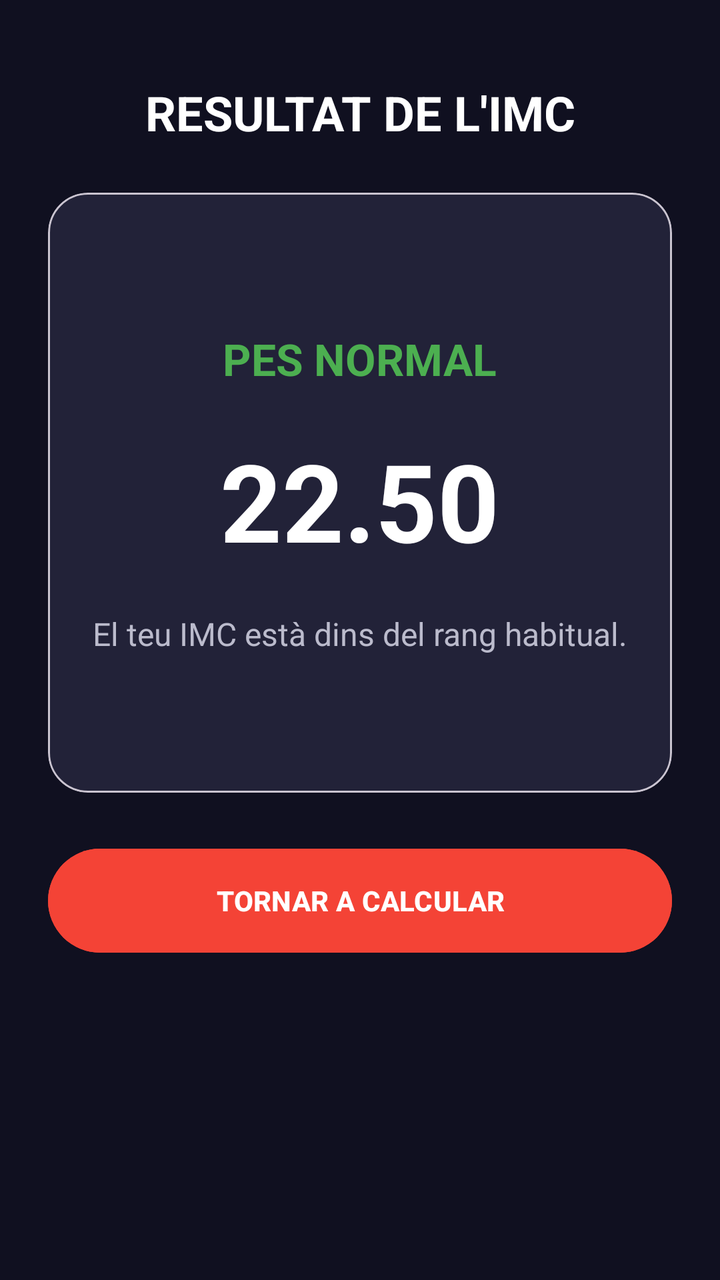
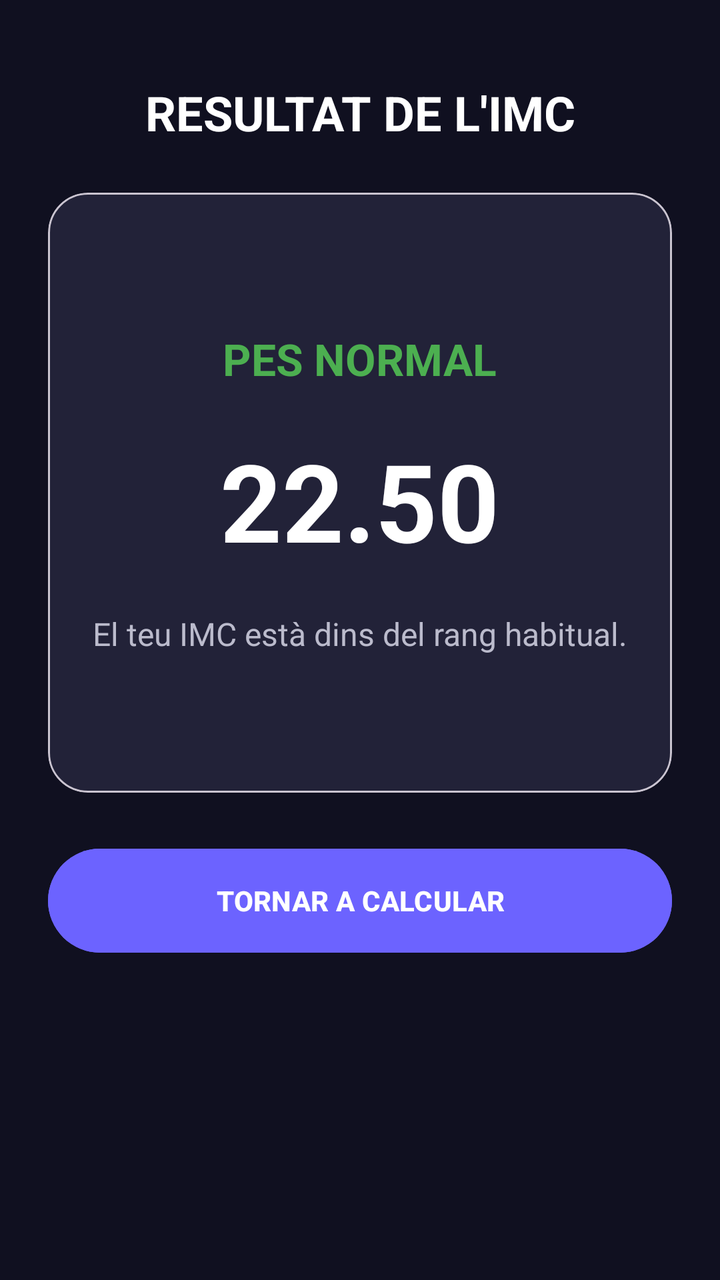

An Android layout rendered at two revisions. The XML below is the earlier revision; the diff shows what the commit changed to produce the second picture.
<!-- AndroidManifest.xml: application theme Theme.MyApplication -->
<!-- res/layout/activity_result.xml -->
<?xml version="1.0" encoding="utf-8"?>
<androidx.constraintlayout.widget.ConstraintLayout
    xmlns:android="http://schemas.android.com/apk/res/android"
    xmlns:app="http://schemas.android.com/apk/res-auto"
    android:id="@+id/main"
    android:layout_width="match_parent"
    android:layout_height="match_parent"
    android:background="#101020">

    <TextView
        android:id="@+id/titol_resultat"
        android:layout_width="wrap_content"
        android:layout_height="wrap_content"
        android:layout_marginTop="40dp"
        android:text="RESULTAT DE L'IMC"
        android:textColor="#FFFFFF"
        android:textSize="24sp"
        android:textStyle="bold"
        app:layout_constraintEnd_toEndOf="parent"
        app:layout_constraintStart_toStartOf="parent"
        app:layout_constraintTop_toTopOf="parent" />

    <com.google.android.material.card.MaterialCardView
        android:id="@+id/card_resultat"
        android:layout_width="0dp"
        android:layout_height="300dp"
        android:layout_margin="24dp"
        app:cardBackgroundColor="#222238"
        app:cardCornerRadius="20dp"
        app:layout_constraintTop_toBottomOf="@id/titol_resultat"
        app:layout_constraintStart_toStartOf="parent"
        app:layout_constraintEnd_toEndOf="parent">

        <LinearLayout
            android:layout_width="match_parent"
            android:layout_height="match_parent"
            android:gravity="center"
            android:orientation="vertical"
            android:padding="20dp">

            <TextView
                android:id="@+id/categoria_imc"
                android:layout_width="wrap_content"
                android:layout_height="wrap_content"
                android:text="PES NORMAL"
                android:textColor="#4CAF50"
                android:textSize="22sp"
                android:textStyle="bold" />

            <TextView
                android:id="@+id/resultat_imc"
                android:layout_width="wrap_content"
                android:layout_height="wrap_content"
                android:layout_marginTop="20dp"
                android:text="22.50"
                android:textColor="#FFFFFF"
                android:textSize="54sp"
                android:textStyle="bold" />

            <TextView
                android:id="@+id/descripcio_imc"
                android:layout_width="match_parent"
                android:layout_height="wrap_content"
                android:layout_marginTop="20dp"
                android:gravity="center"
                android:text="El teu IMC està dins del rang habitual."
                android:textColor="#BBBBCC"
                android:textSize="16sp" />

        </LinearLayout>

    </com.google.android.material.card.MaterialCardView>

    <Button
        android:id="@+id/tornar"
        android:layout_width="0dp"
        android:layout_height="60dp"
        android:layout_margin="24dp"
        android:backgroundTint="#F44336"
        android:text="TORNAR A CALCULAR"
        android:textColor="#FFFFFF"
        android:textStyle="bold"
        app:layout_constraintTop_toBottomOf="@id/card_resultat"
        app:layout_constraintStart_toStartOf="parent"
        app:layout_constraintEnd_toEndOf="parent" />

</androidx.constraintlayout.widget.ConstraintLayout>
<!-- resources referenced by this layout -->
<resources>
  <style name="Theme.MyApplication" parent="Base.Theme.MyApplication" />
  <style name="Base.Theme.MyApplication" parent="Theme.Material3.DayNight.NoActionBar">
          
          
      </style>
</resources>

<!-- the commit's change to res/layout/activity_result.xml (unified diff, before → after) -->
@@ -76,7 +76,7 @@
         android:layout_width="0dp"
         android:layout_height="60dp"
         android:layout_margin="24dp"
-        android:backgroundTint="#F44336"
+        android:backgroundTint="#6C63FF"
         android:text="TORNAR A CALCULAR"
         android:textColor="#FFFFFF"
         android:textStyle="bold"
